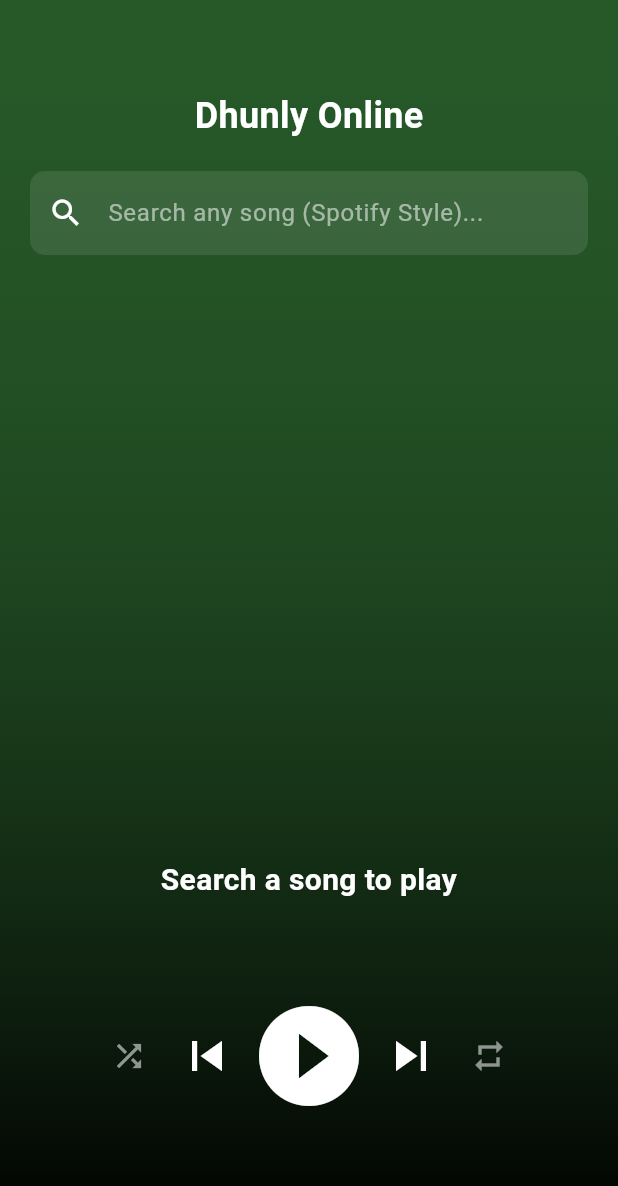
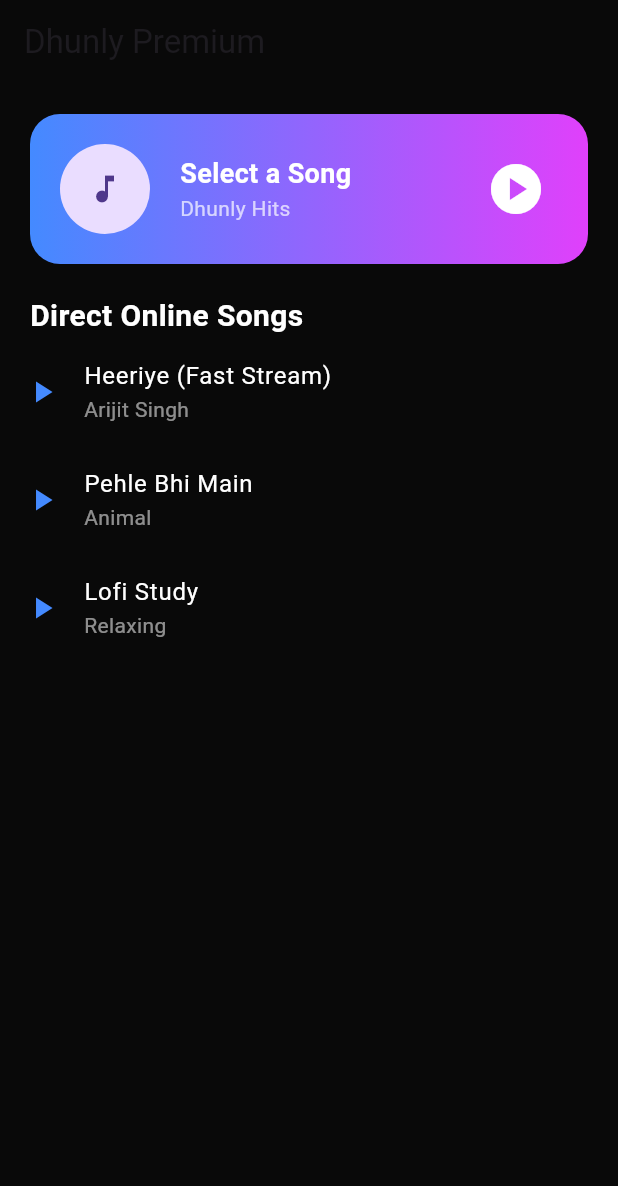
Before and after one commit to abhisuthar801-sys/dhunly_app, a Flutter app: the screen it shows after launch, on a phone screen of 412 x 824 dp. Shown: the top 1186 px of the screen. Run offline on Flutter 3.47's test engine with Material 3 defaults, Android fonts, the phone set to English and light mode, and no system bars; our stand-ins replace audioplayers.

Commit message:
Update main.dart

```diff
--- a/lib/main.dart
+++ b/lib/main.dart
@@ -1,123 +1,111 @@
 import 'package:flutter/material.dart';
 import 'package:audioplayers/audioplayers.dart';
-import 'package:youtube_explode_dart/youtube_explode_dart.dart';
 
-void main() => runApp(const MaterialApp(debugShowCheckedModeBanner: false, home: DhunlySpotify()));
+void main() => runApp(const MaterialApp(debugShowCheckedModeBanner: false, home: DhunlyFast()));
 
-class DhunlySpotify extends StatefulWidget {
-  const DhunlySpotify({super.key});
+class DhunlyFast extends StatefulWidget {
+  const DhunlyFast({super.key});
   @override
-  State<DhunlySpotify> createState() => _DhunlySpotifyState();
+  State<DhunlyFast> createState() => _DhunlyFastState();
 }
 
-class _DhunlySpotifyState extends State<DhunlySpotify> {
+class _DhunlyFastState extends State<DhunlyFast> {
   final player = AudioPlayer();
-  final yt = YoutubeExplode();
   bool isPlaying = false;
-  bool isLoading = false;
-  String currentTitle = "Search a song to play";
-  String currentArtist = "";
+  String currentTitle = "Select a Song";
+  String currentArtist = "Dhunly Hits";
 
-  // Search function jo YouTube se link layega
-  Future<void> searchAndPlay(String query) async {
-    setState(() => isLoading = true);
-    try {
-      // 1. YouTube par gaana dhoondo
-      var searchList = await yt.search.getVideos(query);
-      if (searchList.isNotEmpty) {
-        var video = searchList.first;
-        currentTitle = video.title;
-        currentArtist = video.author;
+  // Fast Direct Links (MP3)
+  final List<Map<String, String>> onlineSongs = [
+    {
+      'title': 'Heeriye (Fast Stream)',
+      'artist': 'Arijit Singh',
+      'url': 'https://www.soundhelix.com/examples/mp3/SoundHelix-Song-1.mp3'
+    },
+    {
+      'title': 'Pehle Bhi Main',
+      'artist': 'Animal',
+      'url': 'https://www.soundhelix.com/examples/mp3/SoundHelix-Song-2.mp3'
+    },
+    {
+      'title': 'Lofi Study',
+      'artist': 'Relaxing',
+      'url': 'https://www.soundhelix.com/examples/mp3/SoundHelix-Song-8.mp3'
+    },
+  ];
 
-        // 2. Audio stream ka link nikalo
-        var manifest = await yt.videos.streamsClient.getManifest(video.id);
-        var audioStream = manifest.audioOnly.withHighestBitrate();
-
-        // 3. Gaana bajao
-        await player.play(UrlSource(audioStream.url.toString()));
+  Future<void> playSong(String url, String title, String artist) async {
     setState(() {
+      currentTitle = title;
+      currentArtist = artist;
       isPlaying = true;
-          isLoading = false;
     });
-      }
-    } catch (e) {
-      setState(() => isLoading = false);
-      print("Error: $e");
-    }
+    await player.stop();
+    await player.play(UrlSource(url));
   }
 
   @override
   Widget build(BuildContext context) {
     return Scaffold(
-      backgroundColor: Colors.black,
-      body: Container(
+      backgroundColor: const Color(0xFF090909),
+      appBar: AppBar(
+        title: const Text("Dhunly Premium"),
+        backgroundColor: Colors.transparent,
+        elevation: 0,
+      ),
+      body: Column(
+        children: [
+          // Player Card
+          Container(
+            margin: const EdgeInsets.all(20),
+            padding: const EdgeInsets.all(20),
             decoration: BoxDecoration(
-          gradient: LinearGradient(
-            begin: Alignment.topCenter,
-            end: Alignment.bottomCenter,
-            colors: [Colors.green.withOpacity(0.5), Colors.black],
+              gradient: const LinearGradient(colors: [Colors.blueAccent, Colors.purpleAccent]),
+              borderRadius: BorderRadius.circular(20),
+            ),
+            child: Row(
+              children: [
+                const CircleAvatar(radius: 30, child: Icon(Icons.music_note)),
+                const SizedBox(width: 20),
+                Expanded(
+                  child: Column(
+                    crossAxisAlignment: CrossAxisAlignment.start,
+                    children: [
+                      Text(currentTitle, style: const TextStyle(color: Colors.white, fontWeight: FontWeight.bold, fontSize: 18)),
+                      Text(currentArtist, style: const TextStyle(color: Colors.white70)),
+                    ],
                   ),
                 ),
-        child: Column(
-          children: [
-            const SizedBox(height: 60),
-            const Text("Dhunly Online", style: TextStyle(color: Colors.white, fontSize: 24, fontWeight: FontWeight.bold)),
-
-            // Spotify Style Search Bar
-            Padding(
-              padding: const EdgeInsets.all(20.0),
-              child: TextField(
-                onSubmitted: (value) => searchAndPlay(value),
-                style: const TextStyle(color: Colors.white),
-                decoration: InputDecoration(
-                  hintText: "Search any song (Spotify Style)...",
-                  hintStyle: const TextStyle(color: Colors.white54),
-                  prefixIcon: const Icon(Icons.search, color: Colors.white),
-                  filled: true,
-                  fillColor: Colors.white10,
-                  border: OutlineInputBorder(borderRadius: BorderRadius.circular(10), borderSide: BorderSide.none),
-                ),
-              ),
-            ),
-
-            const Spacer(),
-
-            // Loading Spinner
-            if (isLoading) const CircularProgressIndicator(color: Colors.green),
-
-            // Music Info
-            Padding(
-              padding: const EdgeInsets.symmetric(horizontal: 20),
-              child: Column(
-                children: [
-                  Text(currentTitle, textAlign: TextAlign.center, style: const TextStyle(color: Colors.white, fontSize: 20, fontWeight: FontWeight.bold)),
-                  Text(currentArtist, style: const TextStyle(color: Colors.white70, fontSize: 16)),
+                IconButton(
+                  icon: Icon(isPlaying ? Icons.pause_circle : Icons.play_circle, color: Colors.white, size: 40),
+                  onPressed: () {
+                    if (isPlaying) { player.pause(); } else { player.resume(); }
+                    setState(() => isPlaying = !isPlaying);
+                  },
+                )
               ],
             ),
           ),
 
-            const SizedBox(height: 40),
+          const Padding(
+            padding: EdgeInsets.symmetric(horizontal: 20),
+            child: Align(alignment: Alignment.centerLeft, child: Text("Direct Online Songs", style: TextStyle(color: Colors.white, fontSize: 20, fontWeight: FontWeight.bold))),
+          ),
 
-            // Player Controls
-            Row(
-              mainAxisAlignment: MainAxisAlignment.center,
-              children: [
-                IconButton(icon: const Icon(Icons.shuffle, color: Colors.white54), onPressed: () {}),
-                IconButton(icon: const Icon(Icons.skip_previous, size: 40, color: Colors.white), onPressed: () {}),
-                GestureDetector(
-                  onTap: () {
-                    if (isPlaying) { player.pause(); } else { player.resume(); }
-                    setState(() => isPlaying = !isPlaying);
+          Expanded(
+            child: ListView.builder(
+              itemCount: onlineSongs.length,
+              itemBuilder: (context, index) {
+                return ListTile(
+                  leading: const Icon(Icons.play_arrow, color: Colors.blueAccent),
+                  title: Text(onlineSongs[index]['title']!, style: const TextStyle(color: Colors.white)),
+                  subtitle: Text(onlineSongs[index]['artist']!, style: const TextStyle(color: Colors.white54)),
+                  onTap: () => playSong(onlineSongs[index]['url']!, onlineSongs[index]['title']!, onlineSongs[index]['artist']!),
+                );
               },
-                  child: Icon(isPlaying ? Icons.pause_circle_filled : Icons.play_circle_filled, size: 80, color: Colors.white),
             ),
-                IconButton(icon: const Icon(Icons.skip_next, size: 40, color: Colors.white), onPressed: () {}),
-                IconButton(icon: const Icon(Icons.repeat, color: Colors.white54), onPressed: () {}),
+          )
         ],
-            ),
-            const SizedBox(height: 80),
-          ],
-        ),
       ),
     );
   }
```
Lines whose indentation alone changed are shown as unchanged.
